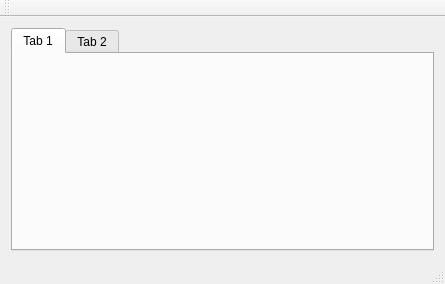
Qt form src/gui/mainwindow.ui (dmtmalin/LedBillboard) before a commit.
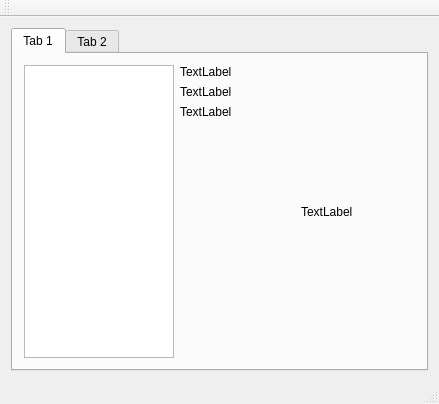
The same form after that commit.

Diff of the .ui file:
```diff
--- a/src/gui/mainwindow.ui
+++ b/src/gui/mainwindow.ui
@@ -6,16 +6,16 @@
    <rect>
     <x>0</x>
     <y>0</y>
-    <width>445</width>
-    <height>284</height>
+    <width>439</width>
+    <height>404</height>
    </rect>
   </property>
   <property name="windowTitle">
    <string>MainWindow</string>
   </property>
   <widget class="QWidget" name="centralWidget">
-   <layout class="QGridLayout" name="gridLayout">
-    <item row="0" column="0">
+   <layout class="QVBoxLayout" name="verticalLayout">
+    <item>
      <widget class="QTabWidget" name="tabWidget">
       <property name="currentIndex">
        <number>0</number>
@@ -24,6 +24,79 @@
        <attribute name="title">
         <string>Tab 1</string>
        </attribute>
+       <layout class="QHBoxLayout" name="horizontalLayout">
+        <item>
+         <layout class="QGridLayout" name="gridLayout">
+          <item row="0" column="1">
+           <layout class="QGridLayout" name="gridLayout_2">
+            <item row="1" column="0">
+             <widget class="QLabel" name="labelUrl">
+              <property name="maximumSize">
+               <size>
+                <width>16777215</width>
+                <height>25</height>
+               </size>
+              </property>
+              <property name="text">
+               <string>TextLabel</string>
+              </property>
+             </widget>
+            </item>
+            <item row="0" column="0">
+             <widget class="QLabel" name="labelFile">
+              <property name="maximumSize">
+               <size>
+                <width>16777215</width>
+                <height>25</height>
+               </size>
+              </property>
+              <property name="text">
+               <string>TextLabel</string>
+              </property>
+             </widget>
+            </item>
+            <item row="2" column="0">
+             <widget class="QLabel" name="labelDuration">
+              <property name="text">
+               <string>TextLabel</string>
+              </property>
+             </widget>
+            </item>
+            <item row="3" column="0">
+             <spacer name="verticalSpacer">
+              <property name="orientation">
+               <enum>Qt::Vertical</enum>
+              </property>
+              <property name="sizeHint" stdset="0">
+               <size>
+                <width>20</width>
+                <height>40</height>
+               </size>
+              </property>
+             </spacer>
+            </item>
+           </layout>
+          </item>
+          <item row="0" column="2">
+           <widget class="QLabel" name="label">
+            <property name="text">
+             <string>TextLabel</string>
+            </property>
+           </widget>
+          </item>
+          <item row="0" column="0">
+           <widget class="QListView" name="listViewPlaylistCollection">
+            <property name="maximumSize">
+             <size>
+              <width>150</width>
+              <height>16777215</height>
+             </size>
+            </property>
+           </widget>
+          </item>
+         </layout>
+        </item>
+       </layout>
       </widget>
       <widget class="QWidget" name="tab_2">
        <attribute name="title">
```
Left out of the diff: 2 changed lines with no effect on the pictures.
